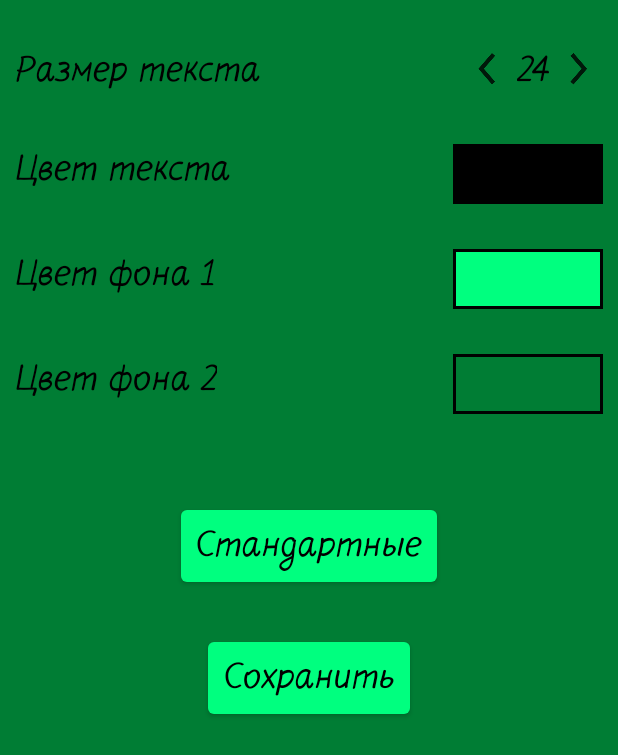
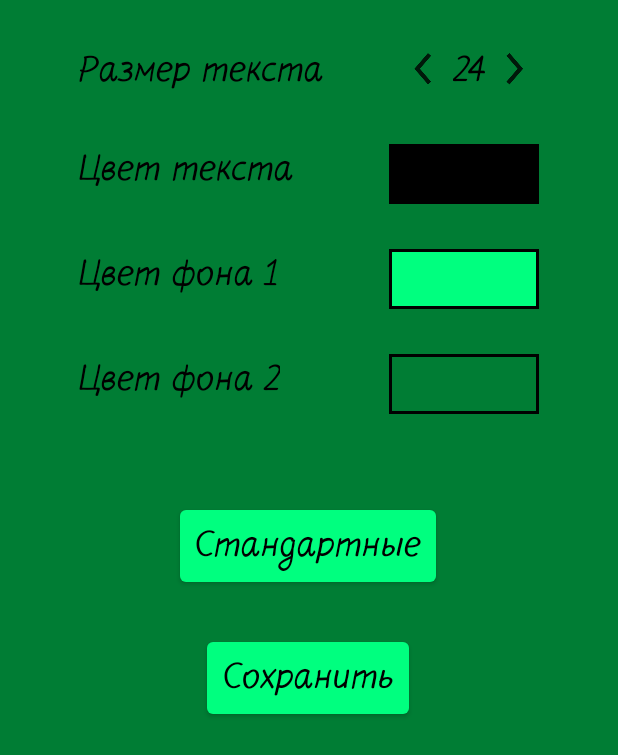
Before and after one commit to 13EYECORE/PoetNotebook, an Android app: the SettingsActivity screen opened directly, with no data from a screen before it, on a phone screen of 412 x 824 dp. Shown: the top 755 px of the screen. Run offline under Robolectric (Android 15) with nearby library versions, the phone set to English and light mode, and no system bars; libraries missing offline, so code that uses them is left out: yuku.ambilwarna.

Commit message:
ver. 1.0.2

```diff
--- a/app/build.gradle
+++ b/app/build.gradle
@@ -8,8 +8,8 @@ android {
         applicationId "eyecore.com.poetnotebook"
         minSdkVersion 15
         targetSdkVersion 23
-        versionCode 2
-        versionName "1.0.1"
+        versionCode 3
+        versionName "1.0.2"
     }
     buildTypes {
         release {
--- a/app/src/main/java/eyecore/com/poetnotebook/Verse.java
+++ b/app/src/main/java/eyecore/com/poetnotebook/Verse.java
@@ -15,7 +15,7 @@ public class Verse
         verseDate = LocalDate.now();
     }
 
-    public Verse (String name, String author, String text)
+    public Verse(String name, String author, String text)
     {
         verseName = name;
         verseAuthor = author;
--- a/app/src/main/java/eyecore/com/poetnotebook/activity/EditVerseActivity.java
+++ b/app/src/main/java/eyecore/com/poetnotebook/activity/EditVerseActivity.java
@@ -96,7 +96,7 @@ public class EditVerseActivity extends AppCompatActivity implements ISettingsCha
                 {
                     if (edittext_enterName.getText().toString().isEmpty())
                     {
-                        verseName = "(Черновик)";
+                        verseName = getString(R.string.rough_draft);
                     }
                     else
                     {
@@ -119,7 +119,7 @@ public class EditVerseActivity extends AppCompatActivity implements ISettingsCha
                     startActivity(intent);
                 }
 
-                Toast.makeText(getApplicationContext(), "Стих сохранён", Toast.LENGTH_SHORT).show();
+                Toast.makeText(getApplicationContext(), R.string.verse_is_saved, Toast.LENGTH_SHORT).show();
             }
         });
 
@@ -132,7 +132,7 @@ public class EditVerseActivity extends AppCompatActivity implements ISettingsCha
     {
         if (isNewVerse)
         {
-            verse = new Verse(edittext_enterName.getText().toString() + "(Черновик)", verseAuthor,
+            verse = new Verse(edittext_enterName.getText().toString() + getString(R.string.rough_draft), verseAuthor,
                     edittext_enterText.getText().toString());
             dbHelper.AddVerse(verse);
             super.onBackPressed();
--- a/app/src/main/java/eyecore/com/poetnotebook/activity/MyVersesActivity.java
+++ b/app/src/main/java/eyecore/com/poetnotebook/activity/MyVersesActivity.java
@@ -52,7 +52,7 @@ public class MyVersesActivity extends AppCompatActivity implements ISettingsChan
 
         if (myVerses.isEmpty())
         {
-            Toast.makeText(getApplicationContext(), "Список пуст", Toast.LENGTH_SHORT).show();
+            Toast.makeText(getApplicationContext(), R.string.empty_list, Toast.LENGTH_SHORT).show();
         }
 
         myActions = Arrays.asList(getResources().getStringArray(R.array.actions_array));
@@ -90,12 +90,12 @@ public class MyVersesActivity extends AppCompatActivity implements ISettingsChan
                         ClipboardManager cb = (ClipboardManager) getApplicationContext().getSystemService(CLIPBOARD_SERVICE);
                         ClipData clip = ClipData.newPlainText("", myVerses.get(verse_pos).getVerseText());
                         cb.setPrimaryClip(clip);
-                        Toast.makeText(getApplicationContext(), "Текст скопирован", Toast.LENGTH_SHORT).show();
+                        Toast.makeText(getApplicationContext(), R.string.copied_text, Toast.LENGTH_SHORT).show();
                         break;
                     case 3:
                         dbHelper.deleteVerse(myVerses.get(verse_pos));
                         myAdapter.remove(myVerses.get(verse_pos));
-                        Toast.makeText(getApplicationContext(), "Стих удалён", Toast.LENGTH_SHORT).show();
+                        Toast.makeText(getApplicationContext(), R.string.deleted_verse, Toast.LENGTH_SHORT).show();
                         break;
                 }
             }
--- a/app/src/main/java/eyecore/com/poetnotebook/activity/SettingsActivity.java
+++ b/app/src/main/java/eyecore/com/poetnotebook/activity/SettingsActivity.java
@@ -9,7 +9,7 @@ import android.support.v7.app.AppCompatActivity;
 import android.view.View;
 import android.widget.Button;
 import android.widget.ImageButton;
-import android.widget.LinearLayout;
+import android.widget.ScrollView;
 import android.widget.TextView;
 import android.widget.Toast;
 
@@ -20,7 +20,7 @@ import yuku.ambilwarna.AmbilWarnaDialog;
 @SuppressWarnings("deprecation")
 public class SettingsActivity extends AppCompatActivity implements ISettingsChangeable
 {
-    LinearLayout layout;
+    ScrollView layout;
 
     View view_text_color;
     View view_background1_color;
@@ -54,7 +54,7 @@ public class SettingsActivity extends AppCompatActivity implements ISettingsChan
 
         typeface = AppSettings.getSettings(getApplicationContext()).setDefaultFont();
 
-        layout = (LinearLayout) findViewById(R.id.layout_settings);
+        layout = (ScrollView) findViewById(R.id.layout_settings);
 
         view_text_color = findViewById(R.id.color_text_rectangle);
         view_background1_color = findViewById(R.id.color_background1_rectangle);
@@ -124,7 +124,7 @@ public class SettingsActivity extends AppCompatActivity implements ISettingsChan
                 view_text_color.setBackgroundColor(AppSettings.getSettings(getApplicationContext()).getTextColor());
                 view_background1_color.setBackgroundColor(AppSettings.getSettings(getApplicationContext()).getBackground1Color());
                 view_background2_color.setBackgroundColor(AppSettings.getSettings(getApplicationContext()).getBackground2Color());
-                Toast.makeText(getApplicationContext(), "Настройки сброшены", Toast.LENGTH_SHORT).show();
+                Toast.makeText(getApplicationContext(), R.string.settings_reset, Toast.LENGTH_SHORT).show();
                 setSettings();
             }
         });
@@ -137,7 +137,7 @@ public class SettingsActivity extends AppCompatActivity implements ISettingsChan
                 AppSettings.getSettings(getApplicationContext()).setTextSize(current_text_size);
                 AppSettings.getSettings(getApplicationContext()).saveSettings();
                 setSettings();
-                Toast.makeText(getApplicationContext(), "Настройки сохранены", Toast.LENGTH_SHORT).show();
+                Toast.makeText(getApplicationContext(), R.string.settings_saved, Toast.LENGTH_SHORT).show();
                 Intent intent = new Intent(SettingsActivity.this, SettingsActivity.class);
                 intent.addFlags(Intent.FLAG_ACTIVITY_NO_ANIMATION);
                 startActivity(intent);
@@ -205,8 +205,8 @@ public class SettingsActivity extends AppCompatActivity implements ISettingsChan
     }
 
     @Override
-    public void setSettings()
-    {
+    public void setSettings() {
+
         view_text_color.setBackgroundColor(AppSettings.getSettings(getApplicationContext()).getTextColor());
 
         view_background1_color.setBackgroundColor(AppSettings.getSettings(getApplicationContext()).getBackground1Color());
--- a/app/src/main/java/eyecore/com/poetnotebook/activity/VerseViewActivity.java
+++ b/app/src/main/java/eyecore/com/poetnotebook/activity/VerseViewActivity.java
@@ -63,14 +63,14 @@ public class VerseViewActivity extends AppCompatActivity implements ISettingsCha
         {
             verse = dbHelper.getVerse(verseID);
             textview_verseName.setText(verse.getVerseName());
-            textview_verseAuthor.setText(verse.getVerseAuthor());
+            textview_verseAuthor.setText(" "+verse.getVerseAuthor());
             textview_verseText.setText(verse.getVerseText());
             LocalDate date = dtf.parseLocalDate(verse.getVerseDate().toString());
-            textview_verseDate.setText(dtfOut.print(date));
+            textview_verseDate.setText(dtfOut.print(date)+" ");
         }
         else
         {
-            Toast.makeText(getApplicationContext(), "Произошла ошибка", Toast.LENGTH_SHORT).show();
+            Toast.makeText(getApplicationContext(), R.string.error, Toast.LENGTH_SHORT).show();
         }
 
         setSettings();
--- a/app/src/main/java/eyecore/com/poetnotebook/adapter/MyVersesArrayAdapter.java
+++ b/app/src/main/java/eyecore/com/poetnotebook/adapter/MyVersesArrayAdapter.java
@@ -59,8 +59,8 @@ public class MyVersesArrayAdapter extends ArrayAdapter<Verse> implements ISettin
 
         LocalDate date = dtf.parseLocalDate(verse.getVerseDate().toString());
 
-        textview_myverse_name.setText(verse.getVerseName());
-        textview_myverse_date.setText(dtfOut.print(date));
+        textview_myverse_name.setText(" "+verse.getVerseName());
+        textview_myverse_date.setText(dtfOut.print(date)+" ");
 
         setSettings();
 
--- a/app/src/main/res/layout/settings.xml
+++ b/app/src/main/res/layout/settings.xml
@@ -1,15 +1,38 @@
 <?xml version="1.0" encoding="utf-8"?>
-<LinearLayout xmlns:android="http://schemas.android.com/apk/res/android"
-              xmlns:app="http://schemas.android.com/apk/res-auto"
+<ScrollView   xmlns:android="http://schemas.android.com/apk/res/android"
               android:id="@+id/layout_settings"
               android:orientation="vertical"
               android:layout_width="match_parent"
               android:layout_height="match_parent"
-              android:background="@color/bright_green">
+              android:background="@color/bright_green"
+              android:scrollbars="none">
+
+    <HorizontalScrollView
+        android:scrollbars="none"
+        android:layout_gravity="center_horizontal"
+        android:layout_width="match_parent"
+        android:layout_height="wrap_content">
+
+        <LinearLayout
+            android:layout_gravity="center_horizontal"
+            android:orientation="horizontal"
+            android:layout_width="wrap_content"
+            android:layout_height="match_parent">
+
+           <View
+               android:layout_width="match_parent"
+               android:layout_height="match_parent">
+
+               </View>
+        <LinearLayout
+            android:layout_gravity="left"
+            android:orientation="vertical"
+            android:layout_width="wrap_content"
+            android:layout_height="match_parent">
 
             <LinearLayout
                 android:paddingTop="30dp"
-        android:layout_width="match_parent"
+                android:layout_width="wrap_content"
                 android:layout_height="wrap_content">
 
                 <TextView
@@ -23,8 +46,8 @@
 
                 <LinearLayout
                     android:id="@+id/layout_settings_imagebuttons"
+                    android:paddingLeft="50dp"
                     android:paddingRight="10dp"
-            android:gravity="right"
                     android:layout_width="match_parent"
                     android:layout_height="wrap_content">
 
@@ -75,20 +98,20 @@
                     android:layout_height="wrap_content"/>
 
                 <RelativeLayout
+                    android:paddingRight="10dp"
                     android:gravity="right"
-            android:paddingRight="10dp"
                     android:layout_width="match_parent"
                     android:layout_height="wrap_content">
 
                     <View
-                android:layout_centerInParent="true"
                         android:layout_width="100dp"
                         android:layout_height="40dp"
                         android:background="@color/black">
                     </View>
 
                     <View
-                android:layout_centerInParent="true"
+                        android:layout_marginLeft="2dp"
+                        android:layout_marginTop="2dp"
                         android:id="@+id/color_text_rectangle"
                         android:layout_width="96dp"
                         android:layout_height="36dp"
@@ -100,6 +123,7 @@
             </LinearLayout>
 
             <LinearLayout
+                android:orientation="horizontal"
                 android:paddingTop="30dp"
                 android:layout_width="match_parent"
                 android:layout_height="wrap_content">
@@ -120,14 +144,15 @@
                     android:layout_height="wrap_content">
 
                     <View
-                android:layout_centerInParent="true"
+                        android:id="@+id/v1"
                         android:layout_width="100dp"
                         android:layout_height="40dp"
                         android:background="@color/black">
                     </View>
 
                     <View
-                android:layout_centerInParent="true"
+                        android:layout_marginLeft="2dp"
+                        android:layout_marginTop="2dp"
                         android:id="@+id/color_background1_rectangle"
                         android:layout_width="96dp"
                         android:layout_height="36dp"
@@ -139,6 +164,7 @@
             </LinearLayout>
 
             <LinearLayout
+
                 android:paddingTop="30dp"
                 android:layout_width="match_parent"
                 android:layout_height="wrap_content">
@@ -154,20 +180,20 @@
 
 
                 <RelativeLayout
+                    android:paddingRight="10dp"
                     android:gravity="right"
-            android:paddingRight="10dp"
                     android:layout_width="match_parent"
                     android:layout_height="wrap_content">
 
                     <View
-                android:layout_centerInParent="true"
                         android:layout_width="100dp"
                         android:layout_height="40dp"
                         android:background="@color/black">
                     </View>
 
                     <View
-                android:layout_centerInParent="true"
+                        android:layout_marginLeft="2dp"
+                        android:layout_marginTop="2dp"
                         android:id="@+id/color_background2_rectangle"
                         android:layout_width="96dp"
                         android:layout_height="36dp"
@@ -207,3 +233,8 @@
                 android:layout_gravity="center"/>
 
         </LinearLayout>
+
+        </LinearLayout>
+    </HorizontalScrollView>
+
+</ScrollView>
--- a/app/src/main/res/layout/verse_view.xml
+++ b/app/src/main/res/layout/verse_view.xml
@@ -54,6 +54,7 @@
            android:layout_height="wrap_content">
 
            <TextView
+               android:fontFeatureSettings=""
                android:includeFontPadding="true"
                android:paddingLeft="10dp"
                android:text="@string/textview_verse_view_author"
```
Also changed, not shown: app/src/main/java/eyecore/com/poetnotebook/activity/MainMenuActivity.java (+24 -11 lines), app/src/main/res/layout/entry_dialog.xml (+11 -2 lines), app/src/main/res/layout/main_menu.xml (+27 -8 lines), app/src/main/res/values/strings.xml (+19 -7 lines), 806 other files. Lines whose indentation alone changed are shown as unchanged.
